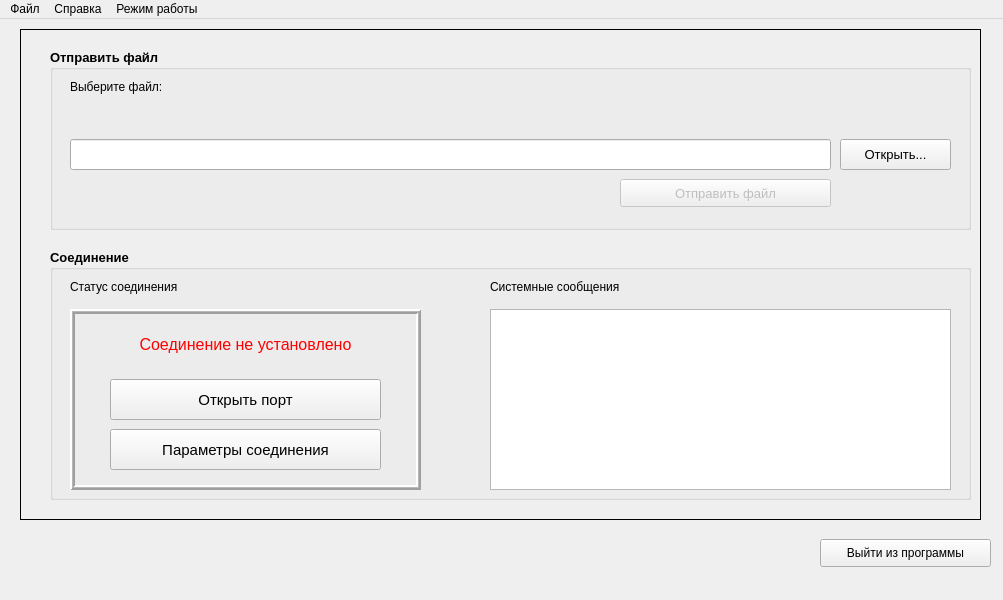
Before: the Qt Designer form first/mainwindow.ui in slmir/test, drawn with Qt 5.
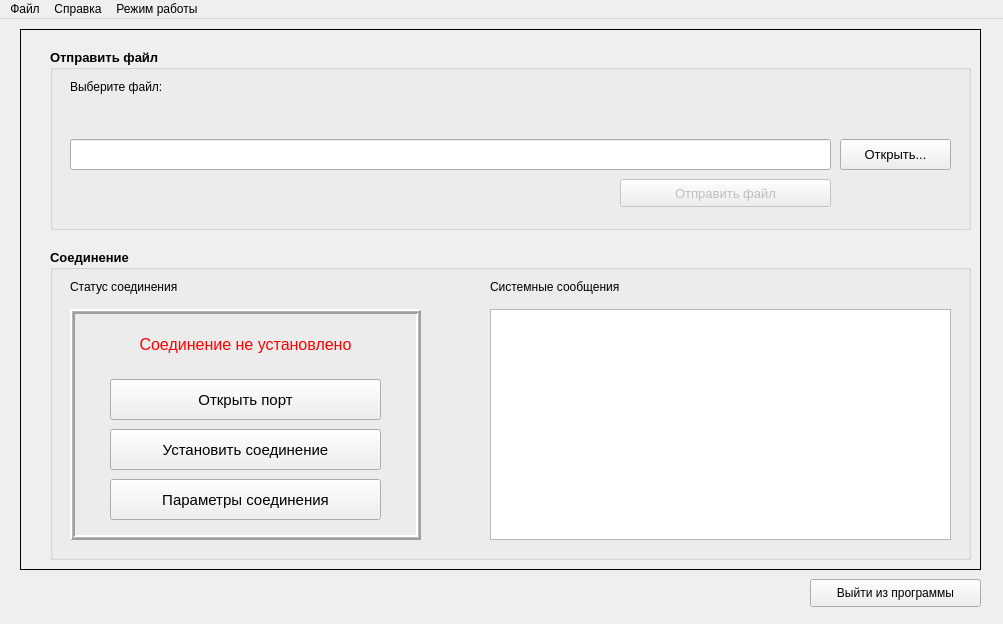
After: the same form once the commit is applied.

Commit message: Разделение на 2 кнопки: Открыть порт и установить соединение

Patch:
```diff
--- a/first/mainwindow.ui
+++ b/first/mainwindow.ui
@@ -7,7 +7,7 @@
     <x>0</x>
     <y>0</y>
     <width>1003</width>
-    <height>600</height>
+    <height>624</height>
    </rect>
   </property>
   <property name="windowTitle">
@@ -20,7 +20,7 @@
       <x>20</x>
       <y>10</y>
       <width>961</width>
-      <height>491</height>
+      <height>541</height>
      </rect>
     </property>
     <property name="frameShape">
@@ -41,7 +41,7 @@
        <x>30</x>
        <y>220</y>
        <width>921</width>
-       <height>251</height>
+       <height>311</height>
       </rect>
      </property>
      <property name="font">
@@ -63,7 +63,7 @@
         <x>20</x>
         <y>60</y>
         <width>351</width>
-        <height>181</height>
+        <height>231</height>
        </rect>
       </property>
       <property name="frameShape">
@@ -131,7 +131,7 @@
        <property name="geometry">
         <rect>
          <x>40</x>
-         <y>120</y>
+         <y>170</y>
          <width>271</width>
          <height>41</height>
         </rect>
@@ -147,6 +147,29 @@
         <string>Параметры соединения</string>
        </property>
       </widget>
+      <widget class="QPushButton" name="Do_connection_button">
+       <property name="enabled">
+        <bool>true</bool>
+       </property>
+       <property name="geometry">
+        <rect>
+         <x>40</x>
+         <y>120</y>
+         <width>271</width>
+         <height>41</height>
+        </rect>
+       </property>
+       <property name="font">
+        <font>
+         <pointsize>11</pointsize>
+         <weight>50</weight>
+         <bold>false</bold>
+        </font>
+       </property>
+       <property name="text">
+        <string>Установить соединение</string>
+       </property>
+      </widget>
      </widget>
      <widget class="QLabel" name="Connect_status_frame_label">
       <property name="geometry">
@@ -194,7 +217,7 @@
         <x>440</x>
         <y>60</y>
         <width>461</width>
-        <height>181</height>
+        <height>231</height>
        </rect>
       </property>
       <property name="font">
@@ -315,8 +338,8 @@
    <widget class="QPushButton" name="pushButton">
     <property name="geometry">
      <rect>
-      <x>820</x>
-      <y>520</y>
+      <x>810</x>
+      <y>560</y>
       <width>171</width>
       <height>28</height>
      </rect>
```
The commit also changes 8 other files.
